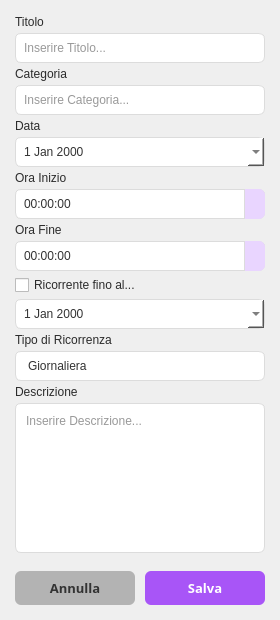
First picture: the form in src/model/formimpegno.ui, repository antotuf06/Progetto-PaO2026, before the edit.
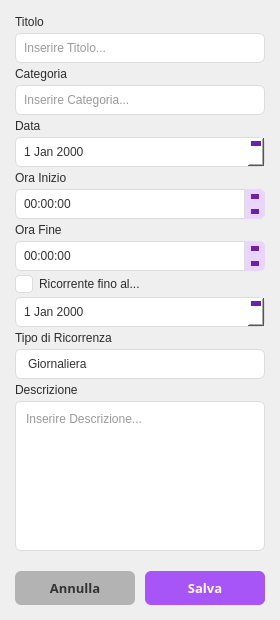
Second picture: the form after the edit.

What changed in the file:
```diff
--- a/src/model/formimpegno.ui
+++ b/src/model/formimpegno.ui
@@ -70,13 +70,19 @@
 }
 
 QDateEdit::up-arrow, QTimeEdit::up-arrow, QDateTimeEdit::up-arrow {
-    width: 9px;
-    height: 9px;
+    width: 0px;
+    height: 0px;
+    border-left: 4px solid transparent;
+    border-right: 4px solid transparent;
+    border-bottom: 5px solid #6b21a8;
 }
 
 QDateEdit::down-arrow, QTimeEdit::down-arrow, QDateTimeEdit::down-arrow {
-    width: 9px;
-    height: 9px;
+    width: 0px;
+    height: 0px;
+    border-left: 4px solid transparent;
+    border-right: 4px solid transparent;
+    border-top: 5px solid #6b21a8;
 }
 
 
@@ -275,7 +281,21 @@
    <item>
     <widget class="QCheckBox" name="Ricorrenza">
      <property name="layoutDirection">
-      <enum>Qt::LayoutDirection::LeftToRight</enum>
+      <enum>Qt::LeftToRight</enum>
+     </property>
+     <property name="styleSheet">
+      <string notr="true">QCheckBox::indicator {
+    width: 16px;
+    height: 16px;
+    border: 1px solid #dcdcdc;
+    border-radius: 4px;
+    background-color: #ffffff;
+}
+
+QCheckBox::indicator:checked {
+    background-color: #a855f7;
+    border: 1px solid #a855f7;
+}</string>
      </property>
      <property name="text">
       <string>Ricorrente fino al...</string>
```
Left out of the diff: 2 changed lines with no effect on the pictures.
